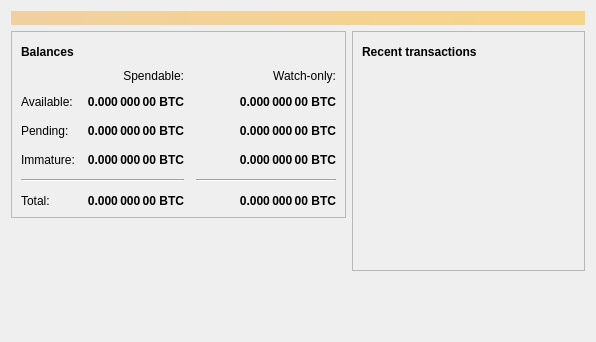
Qt form src/qt/forms/overviewpage.ui (xCryptoCash/veles) before a commit.
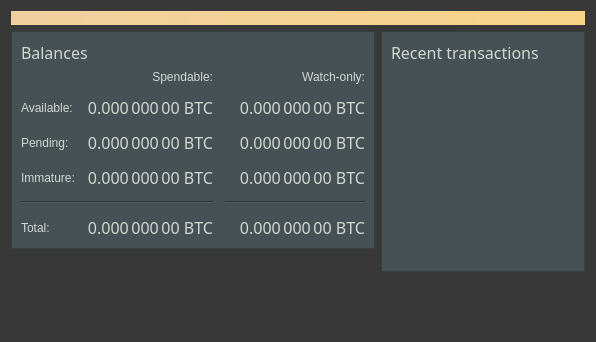
The same form after that commit. Icons and pictures are not drawn.

```diff
--- a/src/qt/forms/overviewpage.ui
+++ b/src/qt/forms/overviewpage.ui
@@ -13,6 +13,11 @@
   <property name="windowTitle">
    <string>Form</string>
   </property>
+  <property name="styleSheet">
+   <string notr="true">background-color:rgb(56, 56, 56);;
+color:rgb(211, 215, 207);
+font: 75 12pt &quot;Uroob&quot;;</string>
+  </property>
   <layout class="QVBoxLayout" name="topLayout">
    <item>
     <widget class="QLabel" name="labelAlerts">
@@ -39,6 +44,11 @@
       <layout class="QVBoxLayout" name="verticalLayout_2">
        <item>
         <widget class="QFrame" name="frame">
+         <property name="styleSheet">
+          <string notr="true">background-color:rgb(70, 81, 86);
+color:rgb(211, 215, 207);
+font: 75 12pt &quot;Uroob&quot;;</string>
+         </property>
          <property name="frameShape">
           <enum>QFrame::StyledPanel</enum>
          </property>
@@ -52,8 +62,11 @@
              <widget class="QLabel" name="label_5">
               <property name="font">
                <font>
-                <weight>75</weight>
-                <bold>true</bold>
+                <family>Uroob</family>
+                <pointsize>12</pointsize>
+                <weight>9</weight>
+                <italic>false</italic>
+                <bold>false</bold>
                </font>
               </property>
               <property name="text">
@@ -118,8 +131,11 @@
              <widget class="QLabel" name="labelWatchPending">
               <property name="font">
                <font>
-                <weight>75</weight>
-                <bold>true</bold>
+                <family>Uroob</family>
+                <pointsize>12</pointsize>
+                <weight>9</weight>
+                <italic>false</italic>
+                <bold>false</bold>
                </font>
               </property>
               <property name="cursor">
@@ -143,8 +159,11 @@
              <widget class="QLabel" name="labelUnconfirmed">
               <property name="font">
                <font>
-                <weight>75</weight>
-                <bold>true</bold>
+                <family>Uroob</family>
+                <pointsize>12</pointsize>
+                <weight>9</weight>
+                <italic>false</italic>
+                <bold>false</bold>
                </font>
               </property>
               <property name="cursor">
@@ -168,8 +187,11 @@
              <widget class="QLabel" name="labelWatchImmature">
               <property name="font">
                <font>
-                <weight>75</weight>
-                <bold>true</bold>
+                <family>Uroob</family>
+                <pointsize>12</pointsize>
+                <weight>9</weight>
+                <italic>false</italic>
+                <bold>false</bold>
                </font>
               </property>
               <property name="cursor">
@@ -226,8 +248,11 @@
              <widget class="QLabel" name="labelImmature">
               <property name="font">
                <font>
-                <weight>75</weight>
-                <bold>true</bold>
+                <family>Uroob</family>
+                <pointsize>12</pointsize>
+                <weight>9</weight>
+                <italic>false</italic>
+                <bold>false</bold>
                </font>
               </property>
               <property name="cursor">
@@ -271,8 +296,11 @@
              <widget class="QLabel" name="labelTotal">
               <property name="font">
                <font>
-                <weight>75</weight>
-                <bold>true</bold>
+                <family>Uroob</family>
+                <pointsize>12</pointsize>
+                <weight>9</weight>
+                <italic>false</italic>
+                <bold>false</bold>
                </font>
               </property>
               <property name="cursor">
@@ -296,8 +324,11 @@
              <widget class="QLabel" name="labelWatchTotal">
               <property name="font">
                <font>
-                <weight>75</weight>
-                <bold>true</bold>
+                <family>Uroob</family>
+                <pointsize>12</pointsize>
+                <weight>9</weight>
+                <italic>false</italic>
+                <bold>false</bold>
                </font>
               </property>
               <property name="cursor">
@@ -338,8 +369,11 @@
              <widget class="QLabel" name="labelBalance">
               <property name="font">
                <font>
-                <weight>75</weight>
-                <bold>true</bold>
+                <family>Uroob</family>
+                <pointsize>12</pointsize>
+                <weight>9</weight>
+                <italic>false</italic>
+                <bold>false</bold>
                </font>
               </property>
               <property name="cursor">
@@ -363,8 +397,11 @@
              <widget class="QLabel" name="labelWatchAvailable">
               <property name="font">
                <font>
-                <weight>75</weight>
-                <bold>true</bold>
+                <family>Uroob</family>
+                <pointsize>12</pointsize>
+                <weight>9</weight>
+                <italic>false</italic>
+                <bold>false</bold>
                </font>
               </property>
               <property name="cursor">
@@ -425,6 +462,11 @@
       <layout class="QVBoxLayout" name="verticalLayout_3">
        <item>
         <widget class="QFrame" name="frame_2">
+         <property name="styleSheet">
+          <string notr="true">background-color:rgb(70, 81, 86);
+color:rgb(211, 215, 207);
+font: 75 12pt &quot;Uroob&quot;;</string>
+         </property>
          <property name="frameShape">
           <enum>QFrame::StyledPanel</enum>
          </property>
@@ -438,8 +480,11 @@
              <widget class="QLabel" name="label_4">
               <property name="font">
                <font>
-                <weight>75</weight>
-                <bold>true</bold>
+                <family>Uroob</family>
+                <pointsize>12</pointsize>
+                <weight>9</weight>
+                <italic>false</italic>
+                <bold>false</bold>
                </font>
               </property>
               <property name="text">
@@ -498,7 +543,9 @@
           <item>
            <widget class="QListView" name="listTransactions">
             <property name="styleSheet">
-             <string notr="true">QListView { background: transparent; }</string>
+             <string notr="true">background-color:rgb(70, 81, 86);
+color:rgb(211, 215, 207);
+font: 75 12pt &quot;Uroob&quot;;</string>
             </property>
             <property name="frameShape">
              <enum>QFrame::NoFrame</enum>
```
Left out of the diff: 8 changed lines with no effect on the pictures.
